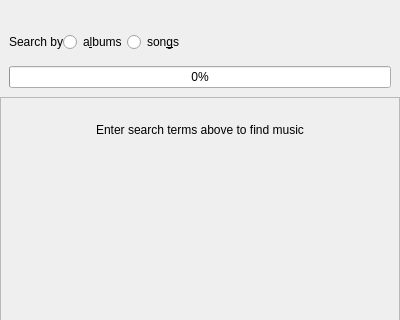
Old version of the form src/internet/internetsearchview.ui in the repository strawberrymusicplayer/strawberry; both pictures show x 0 to 400 and y 0 to 320 of the 400 by 660 pixel window.
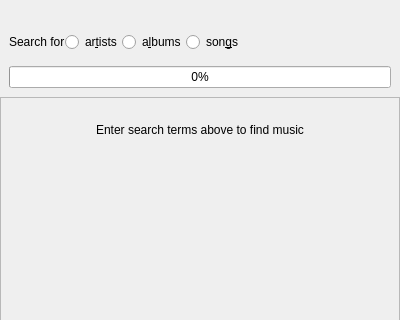
New version of the form. Custom widgets are drawn as their Qt base class.

Commit message: Add artist search in internet view, and use album artist

Diff of the .ui file:
```diff
--- a/src/internet/internetsearchview.ui
+++ b/src/internet/internetsearchview.ui
@@ -72,7 +72,7 @@
              <bool>true</bool>
             </property>
             <property name="text">
-             <string>Search by</string>
+             <string>Search for</string>
             </property>
             <property name="margin">
              <number>10</number>
@@ -80,7 +80,14 @@
            </widget>
           </item>
           <item>
-           <widget class="QRadioButton" name="radiobutton_searchbyalbums">
+           <widget class="QRadioButton" name="radiobutton_search_artists">
+            <property name="text">
+             <string>ar&amp;tists</string>
+            </property>
+           </widget>
+          </item>
+          <item>
+           <widget class="QRadioButton" name="radiobutton_search_albums">
             <property name="text">
              <string>a&amp;lbums</string>
             </property>
```
Left out of the diff: 4 changed lines with no effect on the pictures. The commit also changes 14 other files.
